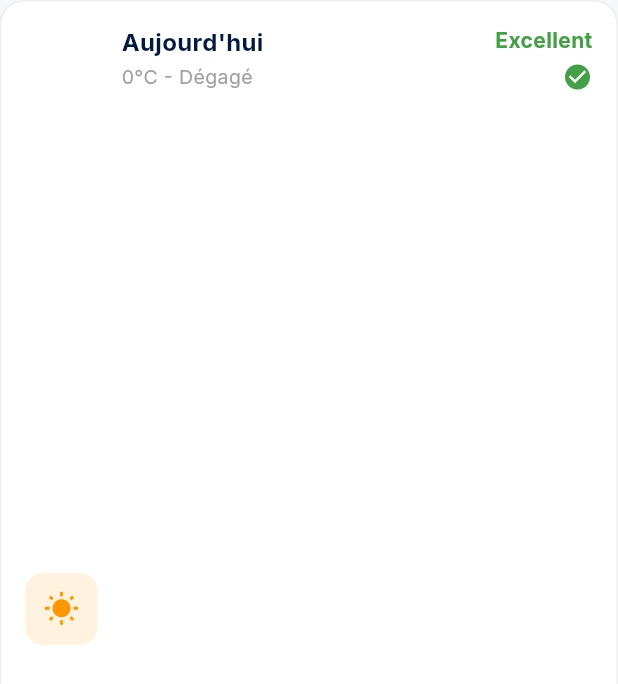
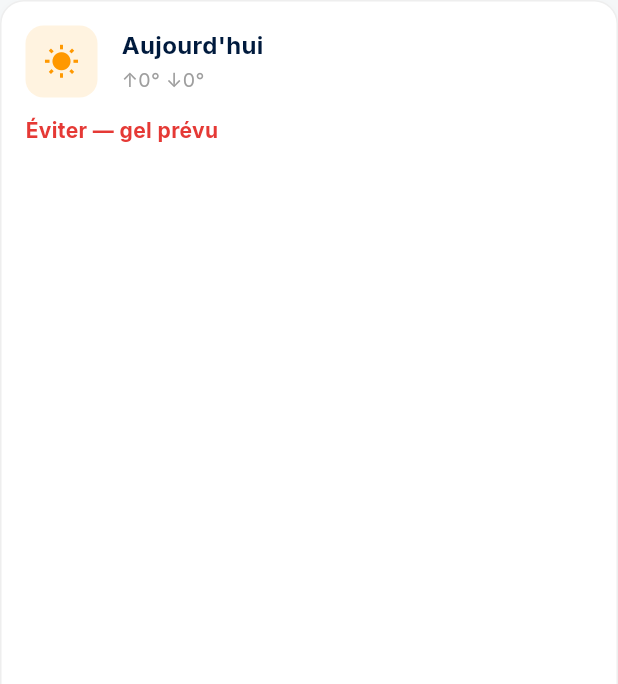
Before and after one commit to Simokes/tenniscourtcare, a Flutter app: the _ForecastListItem widget shown alone on an empty page, opened directly with empty values, on a phone screen of 412 x 824 dp. Shown: the top 684 px of the screen. Run offline on Flutter 3.47's test engine with Material 3 defaults, Android fonts, the phone set to English and light mode, and no system bars; our stand-ins replace cloud_firestore, cloud_functions, connectivity_plus, drift, firebase_auth, firebase_core and 12 more; missing offline and left inert: cryptography, dart:js_interop, dart_jsonwebtoken; accounts and stored records are empty; generated files the repository leaves out were written again; network calls fail.

Commit message:
feat: Update weather cards with condition labels and forecast logic
- Added `isWindyStrong`, `isWindyModerate`, `conditionLabel`, `conditionIcon`, `conditionColor`, and `forecastLabel` business logic to `WeatherRules`.
- Updated `WeatherService` to fetch daily `windspeed_10m_max`.
- Added `windSpeed` to `DailyForecast` entity.
- Updated `WeatherComputed` and weather providers to compute and supply the new condition properties.
- Refactored `CurrentWeatherCard` and `_ForecastListItem` in `weather_widgets.dart` to consume the new properties instead of applying logic inline, enforcing the architectural rule of zero business logic in widgets.

Co-authored-by: Simokes <186972204+Simokes@users.noreply.github.com>

```diff
--- a/lib/domain/entities/daily_forecast.dart
+++ b/lib/domain/entities/daily_forecast.dart
@@ -4,6 +4,7 @@ class DailyForecast {
   final double tempMin;
   final double precipitationSum;
   final int weatherCode;
+  final double windSpeed; // km/h max du jour
 
   const DailyForecast({
     required this.date,
@@ -11,5 +12,47 @@ class DailyForecast {
     required this.tempMin,
     required this.precipitationSum,
     required this.weatherCode,
+    required this.windSpeed,
   });
+
+  DailyForecast copyWith({
+    DateTime? date,
+    double? tempMax,
+    double? tempMin,
+    double? precipitationSum,
+    int? weatherCode,
+    double? windSpeed,
+  }) {
+    return DailyForecast(
+      date: date ?? this.date,
+      tempMax: tempMax ?? this.tempMax,
+      tempMin: tempMin ?? this.tempMin,
+      precipitationSum: precipitationSum ?? this.precipitationSum,
+      weatherCode: weatherCode ?? this.weatherCode,
+      windSpeed: windSpeed ?? this.windSpeed,
+    );
+  }
+
+  @override
+  bool operator ==(Object other) {
+    if (identical(this, other)) return true;
+
+    return other is DailyForecast &&
+        other.date == date &&
+        other.tempMax == tempMax &&
+        other.tempMin == tempMin &&
+        other.precipitationSum == precipitationSum &&
+        other.weatherCode == weatherCode &&
+        other.windSpeed == windSpeed;
+  }
+
+  @override
+  int get hashCode {
+    return date.hashCode ^
+        tempMax.hashCode ^
+        tempMin.hashCode ^
+        precipitationSum.hashCode ^
+        weatherCode.hashCode ^
+        windSpeed.hashCode;
+  }
 }
--- a/lib/domain/services/weather_rules.dart
+++ b/lib/domain/services/weather_rules.dart
@@ -1,4 +1,6 @@
 // lib/domain/services/weather_rules.dart
+import 'package:flutter/material.dart';
+
 import '../entities/terrain.dart';
 
 class WeatherRules {
@@ -23,4 +25,74 @@ class WeatherRules {
         return false;
     }
   }
+
+  /// Vent fort: windSpeed >= 40 km/h
+  static bool isWindyStrong(double windSpeedKmh) => windSpeedKmh >= 40.0;
+
+  /// Vent modéré: windSpeed >= 25 km/h
+  static bool isWindyModerate(double windSpeedKmh) => windSpeedKmh >= 25.0;
+
+  static String conditionLabel({
+    required bool frozen,
+    required bool unplayable,
+    required bool windyStrong,
+    required bool windyModerate,
+    required double precipitation,
+  }) {
+    if (frozen) return 'Terrain gelé';
+    if (unplayable && precipitation > 0) return 'Terrain impraticable';
+    if (unplayable) return 'Terrain impraticable';
+    if (windyStrong) return 'Conditions dégradées';
+    if (windyModerate) return 'Vent modéré';
+    return 'Conditions optimales';
+  }
+
+  static IconData conditionIcon({
+    required bool frozen,
+    required bool unplayable,
+    required bool windyStrong,
+    required bool windyModerate,
+    required double precipitation,
+  }) {
+    if (frozen) return Icons.ac_unit;
+    if (unplayable && precipitation > 0) return Icons.water_drop;
+    if (unplayable) return Icons.warning_amber;
+    if (windyStrong) return Icons.air;
+    if (windyModerate) return Icons.air;
+    return Icons.check_circle;
+  }
+
+  static Color conditionColor({
+    required bool frozen,
+    required bool unplayable,
+    required bool windyStrong,
+    required bool windyModerate,
+  }) {
+    if (frozen) return Colors.blue;
+    if (unplayable) return Colors.red;
+    if (windyStrong) return Colors.orange;
+    if (windyModerate) return Colors.amber;
+    return Colors.green;
+  }
+
+  static String forecastLabel({
+    required double precipitationSum,
+    required double tempMax,
+    required double windSpeed,
+  }) {
+    if (tempMax <= 0) return 'Éviter — gel prévu';
+    if (precipitationSum >= 5) {
+      return 'Éviter — pluie prévue (${precipitationSum.toStringAsFixed(1)} mm)';
+    }
+    if (precipitationSum > 0) {
+      return 'Prudence — pluie légère (${precipitationSum.toStringAsFixed(1)} mm)';
+    }
+    if (windSpeed >= 40) {
+      return 'Conditions dégradées — vent fort (${windSpeed.toStringAsFixed(0)} km/h)';
+    }
+    if (windSpeed >= 25) {
+      return 'Vent modéré (${windSpeed.toStringAsFixed(0)} km/h)';
+    }
+    return 'Conditions favorables';
+  }
 }
--- a/lib/features/weather/infrastructure/weather_service.dart
+++ b/lib/features/weather/infrastructure/weather_service.dart
@@ -42,7 +42,7 @@ class WeatherService {
       '&timezone=$timezone'
       '&current=temperature_2m,precipitation,relative_humidity_2m,wind_speed_10m,weather_code'
       '&hourly=precipitation'
-      '&daily=weather_code,temperature_2m_max,temperature_2m_min,precipitation_sum'
+      '&daily=weather_code,temperature_2m_max,temperature_2m_min,precipitation_sum,windspeed_10m_max'
       '&past_days=30'
       '&forecast_days=7',
     );
@@ -93,6 +93,7 @@ class WeatherService {
     final dailyMax = (daily['temperature_2m_max'] as List).cast<num>();
     final dailyMin = (daily['temperature_2m_min'] as List).cast<num>();
     final dailyPrecip = (daily['precipitation_sum'] as List).cast<num>();
+    final dailyWindSpeed = (daily['windspeed_10m_max'] as List).cast<num>();
 
     final forecasts = <DailyForecast>[];
     final past30DaysPrecip = <double>[];
@@ -131,6 +132,7 @@ class WeatherService {
             tempMax: dailyMax[i].toDouble(),
             tempMin: dailyMin[i].toDouble(),
             precipitationSum: dailyPrecipitationValue,
+            windSpeed: dailyWindSpeed[i].toDouble(),
           ),
         );
       }
--- a/lib/features/weather/presentation/screens/weather_screen.dart
+++ b/lib/features/weather/presentation/screens/weather_screen.dart
@@ -85,6 +85,11 @@ class WeatherScreen extends ConsumerWidget {
                   weather: data.context.snapshot,
                   precipitationLast24h: data.context.precipitationLast24h,
                   unplayable: data.unplayable,
+                  frozen: data.frozen,
+                  windyStrong: data.windyStrong,
+                  conditionLabel: data.conditionLabel,
+                  conditionIcon: data.conditionIcon,
+                  conditionColor: data.conditionColor,
                 ),
 
                 // Rain History
--- a/lib/features/weather/presentation/widgets/weather_widgets.dart
+++ b/lib/features/weather/presentation/widgets/weather_widgets.dart
@@ -1,30 +1,46 @@
 import 'package:flutter/material.dart';
+import 'package:intl/intl.dart';
 import 'package:tenniscourtcare/domain/entities/daily_forecast.dart';
 import 'package:tenniscourtcare/domain/entities/weather_snapshot.dart';
+import 'package:tenniscourtcare/domain/services/weather_rules.dart';
 
 
 class CurrentWeatherCard extends StatelessWidget {
   final WeatherSnapshot weather;
   final double precipitationLast24h;
   final bool unplayable;
+  final bool frozen;
+  final bool windyStrong;
+  final String conditionLabel;
+  final IconData conditionIcon;
+  final Color conditionColor;
 
   const CurrentWeatherCard({
     super.key,
     required this.weather,
     required this.precipitationLast24h,
     required this.unplayable,
+    required this.frozen,
+    required this.windyStrong,
+    required this.conditionLabel,
+    required this.conditionIcon,
+    required this.conditionColor,
   });
 
   @override
   Widget build(BuildContext context) {
     final String conditionStr = _getWeatherConditionString(weather.weatherCode);
 
+    // Colored border if bad conditions
+    final bool hasBadConditions = frozen || unplayable || windyStrong;
+    final Color borderColor = hasBadConditions ? conditionColor : Colors.grey.shade200;
+
     return Container(
       margin: const EdgeInsets.all(16),
       decoration: BoxDecoration(
         color: Colors.white,
         borderRadius: BorderRadius.circular(16),
-        border: Border.all(color: Colors.grey.shade200),
+        border: Border.all(color: borderColor, width: hasBadConditions ? 2.0 : 1.0),
         boxShadow: [
           BoxShadow(
             color: Colors.black.withValues(alpha: 0.05),
@@ -123,17 +139,27 @@ class CurrentWeatherCard extends StatelessWidget {
                     Container(
                       padding: const EdgeInsets.symmetric(horizontal: 12, vertical: 6),
                       decoration: BoxDecoration(
-                        color: unplayable ? Colors.red.shade100 : Colors.green.shade100,
+                        color: conditionColor.withValues(alpha: 0.1),
                         borderRadius: BorderRadius.circular(20),
                       ),
-                      child: Text(
-                        unplayable ? 'À ÉVITER' : 'IDÉAL POUR JOUER',
+                      child: Row(
+                        children: [
+                          Icon(
+                            conditionIcon,
+                            color: conditionColor,
+                            size: 14,
+                          ),
+                          const SizedBox(width: 4),
+                          Text(
+                            conditionLabel.toUpperCase(),
                             style: TextStyle(
-                          color: unplayable ? Colors.red.shade700 : Colors.green.shade700,
+                              color: conditionColor,
                               fontSize: 10,
                               fontWeight: FontWeight.bold,
                               letterSpacing: 0.5,
                             ),
+                          ),
+                        ],
                       ),
                     ),
                   ],
@@ -354,33 +380,28 @@ class _ForecastListItem extends StatelessWidget {
     final now = DateTime.now();
     final date = forecast.date;
 
-    // Day format like "Lundi"
-    final List<String> weekdays = ['Lundi', 'Mardi', 'Mercredi', 'Jeudi', 'Vendredi', 'Samedi', 'Dimanche'];
-    String dayLabel = weekdays[date.weekday - 1];
+    String dayLabel = DateFormat('E d MMM', 'fr').format(date);
+    dayLabel = dayLabel[0].toUpperCase() + dayLabel.substring(1);
 
     if (date.year == now.year && date.month == now.month && date.day == now.day) {
       dayLabel = 'Aujourd\'hui';
+    } else if (date.year == now.year && date.month == now.month && date.day == now.day + 1) {
+      dayLabel = 'Demain';
     }
 
-    final String conditionStr = _getWeatherConditionString(forecast.weatherCode);
-    final String tempStr = '${forecast.tempMax.round()}°C';
+    final forecastLabel = WeatherRules.forecastLabel(
+      precipitationSum: forecast.precipitationSum,
+      tempMax: forecast.tempMax,
+      windSpeed: forecast.windSpeed,
+    );
 
-    // Simple logic for status. This should ideally be moved to a helper or WeatherRules
-    final bool isRaining = forecast.precipitationSum > 2.0;
-    final bool isHeavyRain = forecast.precipitationSum > 10.0;
-
-    String statusStr = 'Excellent';
-    Color statusColor = Colors.green.shade600;
-    IconData statusIcon = Icons.check_circle;
-
-    if (isHeavyRain) {
-      statusStr = 'À éviter';
-      statusColor = Colors.red.shade500;
-      statusIcon = Icons.cancel;
-    } else if (isRaining || forecast.weatherCode >= 50) {
-      statusStr = 'Jouable';
-      statusColor = const Color(0xFF00419A); // primary blue
-      statusIcon = Icons.check_circle;
+    Color labelColor;
+    if (forecastLabel.startsWith('Éviter')) {
+      labelColor = Colors.red.shade600;
+    } else if (forecastLabel.startsWith('Prudence') || forecastLabel.startsWith('Conditions dégradées')) {
+      labelColor = Colors.orange.shade600;
+    } else {
+      labelColor = Colors.green.shade600;
     }
 
     // Icon and background color based on weather
@@ -414,7 +435,10 @@ class _ForecastListItem extends StatelessWidget {
           ),
         ],
       ),
-      child: Row(
+      child: Column(
+        crossAxisAlignment: CrossAxisAlignment.start,
+        children: [
+          Row(
             mainAxisAlignment: MainAxisAlignment.spaceBetween,
             children: [
               Row(
@@ -445,7 +469,7 @@ class _ForecastListItem extends StatelessWidget {
                       ),
                       const SizedBox(height: 2),
                       Text(
-                    '$tempStr - $conditionStr',
+                        '↑${forecast.tempMax.round()}° ↓${forecast.tempMin.round()}°',
                         style: TextStyle(
                           color: Colors.grey.shade500,
                           fontSize: 13,
@@ -458,35 +482,52 @@ class _ForecastListItem extends StatelessWidget {
               Column(
                 crossAxisAlignment: CrossAxisAlignment.end,
                 children: [
+                  if (forecast.precipitationSum > 0)
+                    Row(
+                      children: [
+                        const Text('💧 '),
                         Text(
-                statusStr,
+                          '${forecast.precipitationSum.toStringAsFixed(1)} mm',
                           style: TextStyle(
-                  fontWeight: FontWeight.bold,
-                  fontSize: 14,
-                  color: statusColor,
+                            fontSize: 13,
+                            color: Colors.grey.shade700,
+                            fontWeight: FontWeight.w500,
                           ),
                         ),
-              const SizedBox(height: 4),
-              Icon(
-                statusIcon,
-                color: statusColor,
-                size: 20,
+                      ],
                     ),
+                  if (forecast.windSpeed >= 25) ...[
+                    if (forecast.precipitationSum > 0) const SizedBox(height: 4),
+                    Row(
+                      children: [
+                        const Text('💨 '),
+                        Text(
+                          '${forecast.windSpeed.round()} km/h',
+                          style: TextStyle(
+                            fontSize: 13,
+                            color: Colors.grey.shade700,
+                            fontWeight: FontWeight.w500,
+                          ),
+                        ),
+                      ],
+                    ),
+                  ]
                 ],
               ),
             ],
           ),
+          const SizedBox(height: 12),
+          Text(
+            forecastLabel,
+            style: TextStyle(
+              fontWeight: FontWeight.bold,
+              fontSize: 14,
+              color: labelColor,
+            ),
+          ),
+        ],
+      ),
     );
-  }
-
-  String _getWeatherConditionString(int code) {
-    if (code == 0) return 'Dégagé';
-    if (code < 3) return 'Nuageux'; // Or partly cloudy
-    if (code < 50) return 'Couvert';
-    if (code < 70) return 'Pluie';
-    if (code == 71 || code == 73 || code == 75 || code == 77) return 'Neige';
-    if (code > 80) return 'Forte Pluie';
-    return 'Orage';
   }
 
   IconData _getWeatherIcon(int code) {
```
Also changed, not shown: lib/presentation/providers/weather_for_club_provider.dart (+44 -0 lines), lib/presentation/providers/weather_providers.dart (+43 -0 lines). Lines whose indentation alone changed are shown as unchanged.
